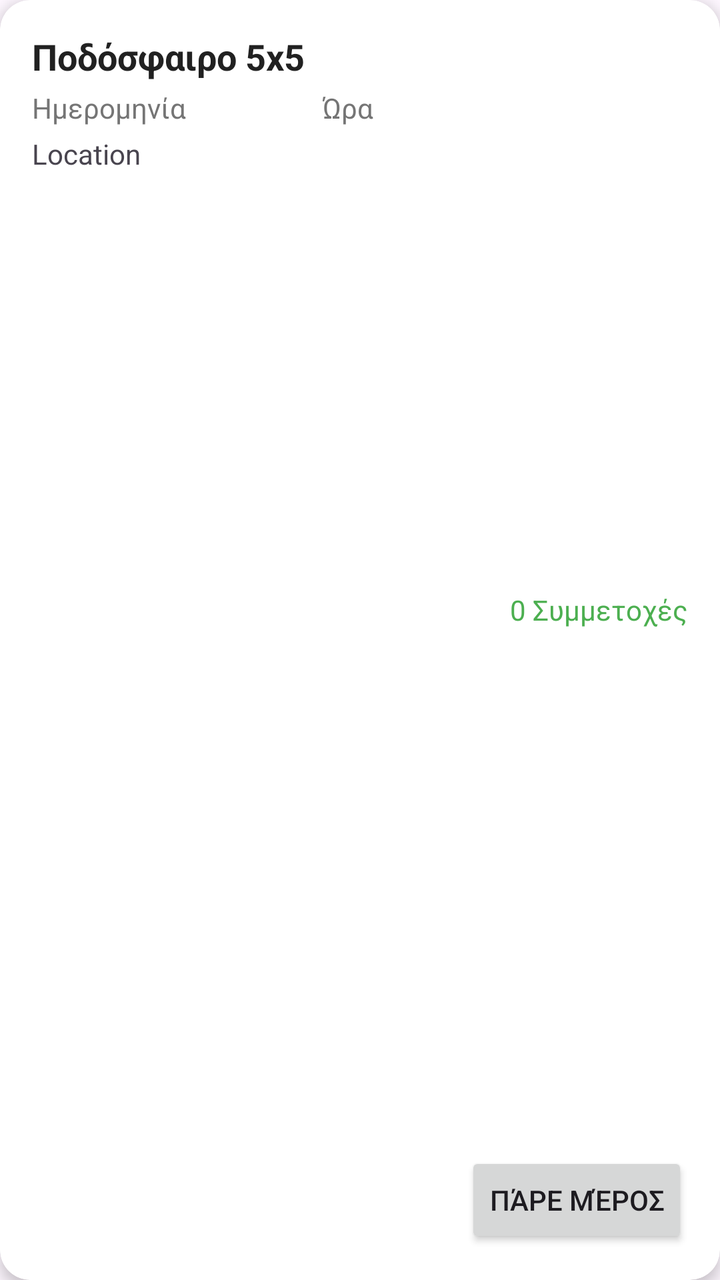
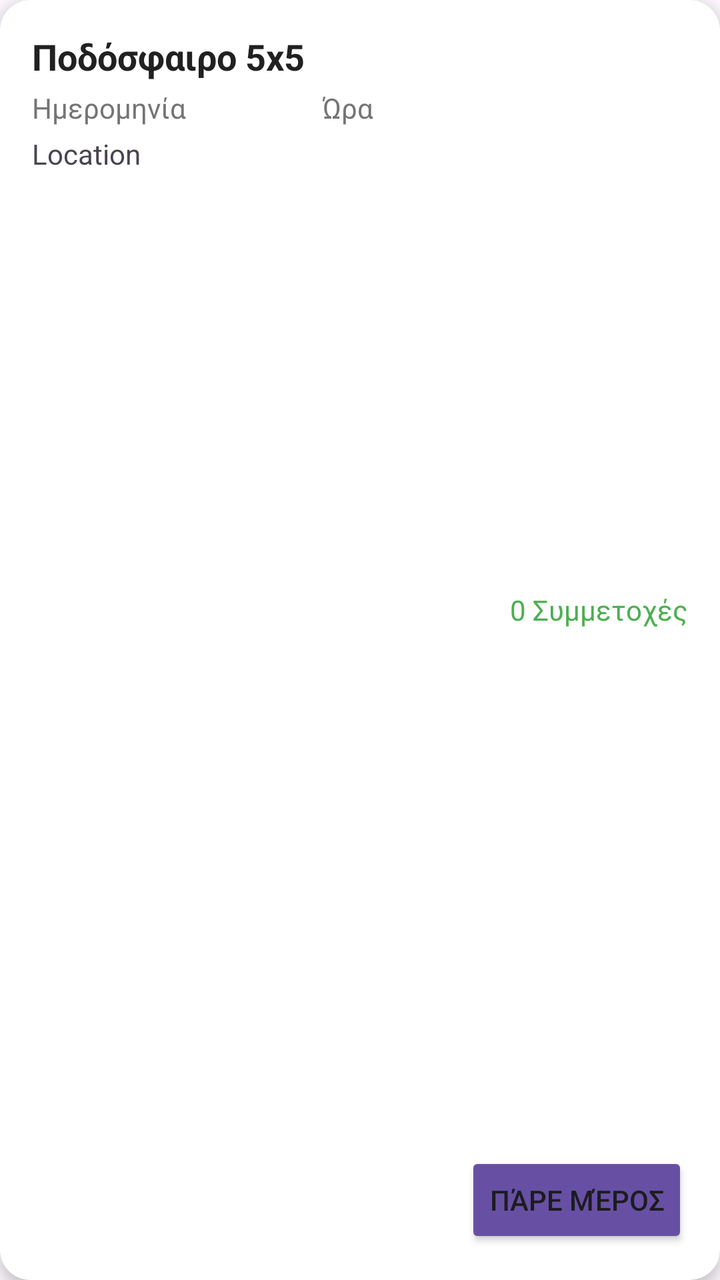

The first picture is an Android layout as it rendered before a commit; the second is the same layout after the commit. The layout source and the unified diff follow.
<!-- AndroidManifest.xml: application theme Theme.JoinMe -->
<!-- res/layout/item_activity_card.xml -->
<?xml version="1.0" encoding="utf-8"?>
<androidx.cardview.widget.CardView
    xmlns:android="http://schemas.android.com/apk/res/android"
    xmlns:app="http://schemas.android.com/apk/res-auto"
    xmlns:tools="http://schemas.android.com/tools"
    android:layout_width="match_parent"
    android:layout_height="wrap_content"
    android:layout_margin="8dp"
    app:cardCornerRadius="15dp"
    app:cardElevation="4dp">

    <androidx.constraintlayout.widget.ConstraintLayout
        android:layout_width="match_parent"
        android:layout_height="match_parent"
        android:padding="16dp">

        <TextView
            android:id="@+id/cardTitle"
            android:layout_width="0dp"
            android:layout_height="wrap_content"
            android:text="Ποδόσφαιρο 5x5"
            android:textColor="#212121"
            android:textSize="18sp"
            android:textStyle="bold"
            app:layout_constraintEnd_toEndOf="parent"
            app:layout_constraintStart_toStartOf="parent"
            app:layout_constraintTop_toTopOf="parent" />

        <TextView
            android:id="@+id/cardDate"
            android:layout_width="wrap_content"
            android:layout_height="wrap_content"
            android:layout_marginTop="4dp"
            android:text="Ημερομηνία"
            android:textColor="#757575"
            android:textSize="14sp"
            app:layout_constraintStart_toStartOf="parent"
            app:layout_constraintTop_toBottomOf="@id/cardTitle" />

        <TextView
            android:id="@+id/cardTime"
            android:layout_width="wrap_content"
            android:layout_height="wrap_content"
            android:layout_marginTop="4dp"
            android:text="Ώρα"
            android:textColor="#757575"
            android:textSize="14sp"
            app:layout_constraintEnd_toStartOf="@+id/cardParticipants"
            app:layout_constraintStart_toEndOf="@+id/cardDate"
            app:layout_constraintTop_toBottomOf="@+id/cardTitle" />


        <TextView
            android:id="@+id/cardLocation"
            android:layout_width="wrap_content"
            android:layout_height="wrap_content"
            android:layout_marginTop="4dp"
            android:text="Location"
            app:layout_constraintStart_toStartOf="parent"
            app:layout_constraintTop_toBottomOf="@+id/cardDate" />

        <TextView
            android:id="@+id/cardParticipants"
            android:layout_width="wrap_content"
            android:layout_height="wrap_content"
            android:layout_marginTop="6dp"
            android:layout_marginBottom="13dp"
            android:text="0 Συμμετοχές"
            android:textColor="#4CAF50"
            app:layout_constraintBottom_toTopOf="@+id/participateBtn"
            app:layout_constraintEnd_toEndOf="parent"
            app:layout_constraintTop_toBottomOf="@+id/cardTitle" />

        <Button
            android:id="@+id/participateBtn"
            android:layout_width="wrap_content"
            android:layout_height="wrap_content"
            android:text="Πάρε μέρος"
            app:layout_constraintBottom_toBottomOf="parent"
            app:layout_constraintEnd_toEndOf="parent" />

    </androidx.constraintlayout.widget.ConstraintLayout>
</androidx.cardview.widget.CardView>
<!-- resources referenced by this layout -->
<resources>
  <style name="Theme.JoinMe" parent="Base.Theme.JoinMe" />
  <style name="Base.Theme.JoinMe" parent="Theme.Material3.DayNight.NoActionBar">
          
          
      </style>
</resources>

<!-- the commit's change to res/layout/item_activity_card.xml (unified diff, before → after) -->
@@ -76,6 +76,7 @@
             android:layout_width="wrap_content"
             android:layout_height="wrap_content"
             android:text="Πάρε μέρος"
+            android:backgroundTint="?attr/colorPrimary"
             app:layout_constraintBottom_toBottomOf="parent"
             app:layout_constraintEnd_toEndOf="parent" />
 
